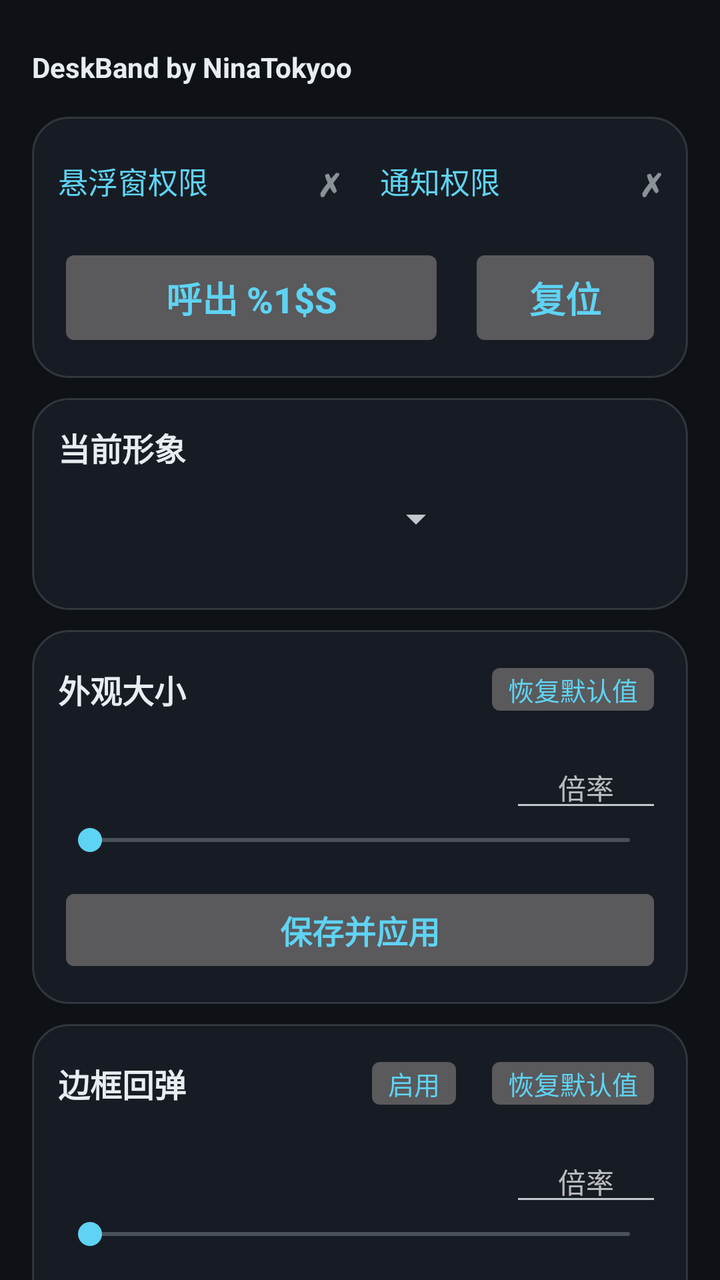
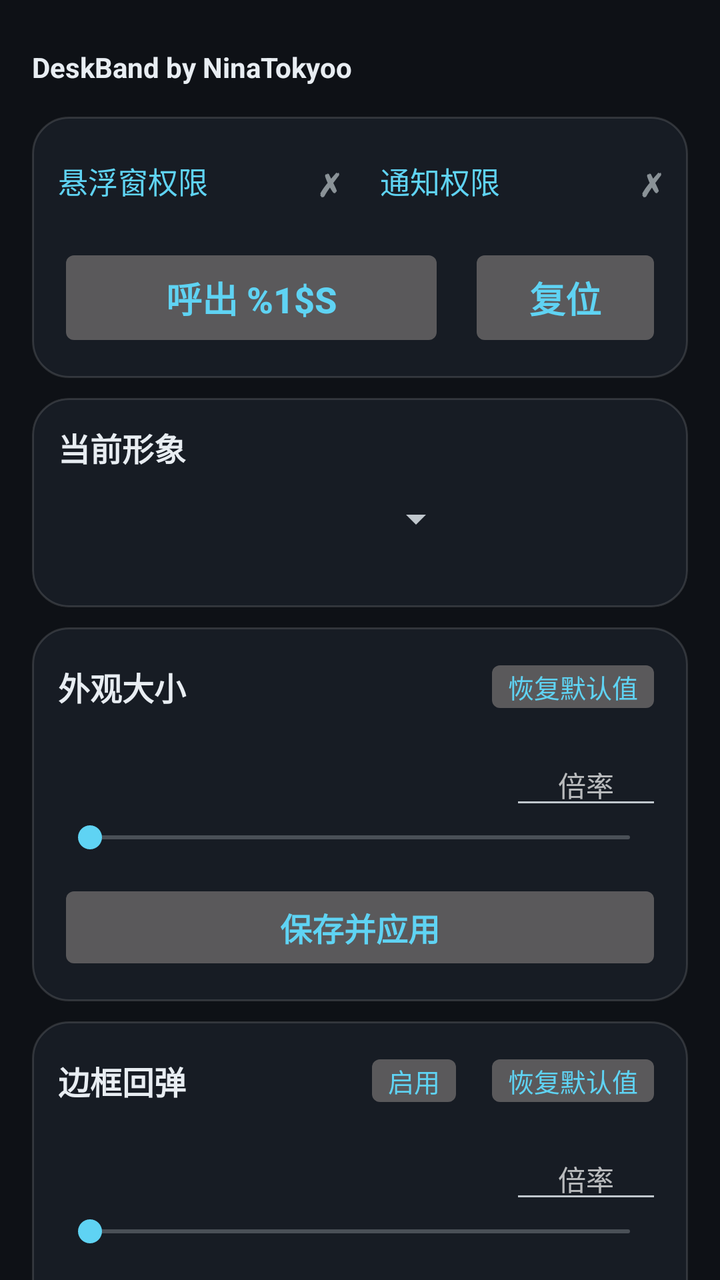

Compare the two renders of this Android layout. The source of the first and the diff that turns it into the second are given below.
<!-- AndroidManifest.xml: application theme AppTheme -->
<!-- res/layout/activity_main.xml -->
<?xml version="1.0" encoding="utf-8"?>
<ScrollView xmlns:android="http://schemas.android.com/apk/res/android"
    android:id="@+id/root"
    android:layout_width="match_parent"
    android:layout_height="match_parent"
    android:fillViewport="true"
    android:focusableInTouchMode="true"
    android:background="@color/bg"
    android:scrollbars="none">

    <LinearLayout
        android:layout_width="match_parent"
        android:layout_height="wrap_content"
        android:orientation="vertical"
        android:paddingTop="8dp"
        android:paddingBottom="28dp">

        
        <TextView
            android:id="@+id/txtTitle"
            android:layout_width="match_parent"
            android:layout_height="wrap_content"
            android:layout_marginStart="16dp"
            android:layout_marginEnd="16dp"
            android:layout_marginTop="18dp"
            android:layout_marginBottom="6dp"
            android:maxLines="1"
            android:includeFontPadding="false"
            android:text="@string/ui_title"
            android:textColor="@color/text_primary"
            android:textStyle="bold" />

        
        <LinearLayout style="@style/Card" android:tag="card" android:layout_marginStart="16dp" android:layout_marginEnd="16dp">

            
            <LinearLayout
                android:layout_width="match_parent"
                android:layout_height="wrap_content"
                android:orientation="horizontal"
                android:baselineAligned="false">

                <LinearLayout
                    android:id="@+id/rowOverlay"
                    android:layout_width="0dp"
                    android:layout_height="wrap_content"
                    android:layout_weight="1"
                    android:orientation="horizontal"
                    android:gravity="center_vertical"
                    android:background="?android:attr/selectableItemBackground"
                    android:paddingTop="8dp"
                    android:paddingBottom="8dp">

                    <TextView
                        android:id="@+id/txtPermOverlay"
                        android:layout_width="0dp"
                        android:layout_height="wrap_content"
                        android:layout_weight="1"
                        android:maxLines="1"
                        android:ellipsize="end"
                        android:text="@string/perm_overlay"
                        android:textColor="@color/accent"
                        android:textSize="15sp" />

                    <TextView
                        android:id="@+id/markOverlay"
                        android:layout_width="wrap_content"
                        android:layout_height="wrap_content"
                        android:layout_marginStart="6dp"
                        android:textSize="16sp"
                        android:textStyle="bold"
                        android:text="@string/perm_missing_mark" />
                </LinearLayout>

                <LinearLayout
                    android:id="@+id/rowNotify"
                    android:layout_width="0dp"
                    android:layout_height="wrap_content"
                    android:layout_weight="1"
                    android:layout_marginStart="20dp"
                    android:orientation="horizontal"
                    android:gravity="center_vertical"
                    android:background="?android:attr/selectableItemBackground"
                    android:paddingTop="8dp"
                    android:paddingBottom="8dp">

                    <TextView
                        android:id="@+id/txtPermNotify"
                        android:layout_width="0dp"
                        android:layout_height="wrap_content"
                        android:layout_weight="1"
                        android:maxLines="1"
                        android:ellipsize="end"
                        android:text="@string/perm_notify"
                        android:textColor="@color/accent"
                        android:textSize="15sp" />

                    <TextView
                        android:id="@+id/markNotify"
                        android:layout_width="wrap_content"
                        android:layout_height="wrap_content"
                        android:layout_marginStart="6dp"
                        android:textSize="16sp"
                        android:textStyle="bold"
                        android:text="@string/perm_missing_mark" />
                </LinearLayout>
            </LinearLayout>

            
            <LinearLayout
                android:layout_width="match_parent"
                android:layout_height="wrap_content"
                android:layout_marginTop="12dp"
                android:orientation="horizontal"
                android:baselineAligned="false">

                <Button
                    android:id="@+id/btnToggle"
                    style="@style/BigButton"
                    android:layout_width="0dp"
                    android:layout_height="match_parent"
                    android:layout_weight="2"
                    android:layout_marginTop="0dp"
                    android:maxLines="1"
                    android:ellipsize="end"
                    android:text="@string/btn_summon" />

                <Button
                    android:id="@+id/btnReset"
                    style="@style/BigButton"
                    android:layout_width="0dp"
                    android:layout_height="match_parent"
                    android:layout_weight="1"
                    android:layout_marginTop="0dp"
                    android:layout_marginStart="12dp"
                    android:maxLines="1"
                    android:text="@string/btn_reset" />
            </LinearLayout>
        </LinearLayout>

        
        <LinearLayout
            style="@style/Card"
            android:tag="card"
            android:padding="0dp"
            android:clipToOutline="true"
            android:layout_marginStart="16dp"
            android:layout_marginEnd="16dp">

            <FrameLayout
                android:layout_width="match_parent"
                android:layout_height="wrap_content">

                <LinearLayout
                    android:layout_width="match_parent"
                    android:layout_height="wrap_content"
                    android:orientation="vertical"
                    android:padding="13dp">

                    <TextView
                        style="@style/CardTitle"
                        android:text="@string/section_skin" />

                    <Spinner
                        android:id="@+id/spinnerSkin"
                        android:layout_width="match_parent"
                        android:layout_height="wrap_content"
                        android:layout_marginTop="12dp"
                        android:layout_marginEnd="99dp"
                        android:popupAnimationStyle="@style/SpinnerPopupAnim" />
                </LinearLayout>

                
                <ImageView
                    android:id="@+id/imgCornerPreview"
                    android:layout_width="104dp"
                    android:layout_height="104dp"
                    android:layout_gravity="end|bottom"
                    android:layout_marginEnd="2dp"
                    android:layout_marginBottom="2dp"
                    android:scaleType="matrix"
                    android:clickable="false"
                    android:focusable="false"
                    android:importantForAccessibility="no" />
            </FrameLayout>
        </LinearLayout>

        
        <LinearLayout style="@style/Card" android:tag="card" android:layout_marginStart="16dp" android:layout_marginEnd="16dp">

            <LinearLayout style="@style/CardTitleRow">

                <TextView
                    style="@style/CardTitle"
                    android:layout_width="0dp"
                    android:layout_weight="1"
                    android:text="@string/section_look" />

                <Button
                    android:id="@+id/btnResetSize"
                    style="@style/CardAction"
                    android:text="@string/restore_default" />
            </LinearLayout>

            
            <LinearLayout
                android:layout_width="match_parent"
                android:layout_height="wrap_content"
                android:layout_marginTop="12dp"
                android:orientation="horizontal"
                android:gravity="center_vertical">

                <TextView
                    android:id="@+id/txtSize"
                    android:layout_width="0dp"
                    android:layout_height="wrap_content"
                    android:layout_weight="1"
                    android:maxLines="1"
                    android:ellipsize="end"
                    android:textColor="@color/text_secondary"
                    android:textSize="13sp" />

                <EditText
                    android:id="@+id/editSize"
                    android:layout_width="76dp"
                    android:layout_height="wrap_content"
                    android:layout_marginStart="10dp"
                    android:inputType="numberDecimal"
                    android:imeOptions="actionDone"
                    android:maxLength="5"
                    android:textSize="14sp"
                    android:gravity="center"
                    android:hint="@string/size_input" />
            </LinearLayout>

            <SeekBar
                android:id="@+id/seekSize"
                android:layout_width="match_parent"
                android:layout_height="wrap_content" />

            <Button
                android:id="@+id/btnSaveSize"
                style="@style/PrimaryButton"
                android:text="@string/save_apply" />
        </LinearLayout>

        
        <LinearLayout style="@style/Card" android:tag="card" android:layout_marginStart="16dp" android:layout_marginEnd="16dp">

            <LinearLayout style="@style/CardTitleRow">

                <TextView
                    style="@style/CardTitle"
                    android:layout_width="0dp"
                    android:layout_weight="1"
                    android:text="@string/section_bounce" />

                
                <Button
                    android:id="@+id/btnBounceToggle"
                    style="@style/CardAction"
                    android:text="@string/bounce_on" />

                <Button
                    android:id="@+id/btnResetBounce"
                    style="@style/CardAction"
                    android:text="@string/restore_default" />
            </LinearLayout>

            
            <LinearLayout
                android:layout_width="match_parent"
                android:layout_height="wrap_content"
                android:layout_marginTop="12dp"
                android:orientation="horizontal"
                android:gravity="center_vertical">

                <TextView
                    android:id="@+id/txtBounceAmp"
                    android:layout_width="0dp"
                    android:layout_height="wrap_content"
                    android:layout_weight="1"
                    android:maxLines="1"
                    android:ellipsize="end"
                    android:textColor="@color/text_secondary"
                    android:textSize="13sp" />

                <EditText
                    android:id="@+id/editBounceAmp"
                    android:layout_width="76dp"
                    android:layout_height="wrap_content"
                    android:layout_marginStart="10dp"
                    android:inputType="numberDecimal"
                    android:imeOptions="actionDone"
                    android:maxLength="5"
                    android:textSize="14sp"
                    android:gravity="center"
                    android:hint="@string/bounce_amp_input" />
            </LinearLayout>

            <SeekBar
                android:id="@+id/seekBounceAmp"
                android:layout_width="match_parent"
                android:layout_height="wrap_content" />

            
            <LinearLayout
                android:layout_width="match_parent"
                android:layout_height="wrap_content"
                android:layout_marginTop="8dp"
                android:orientation="horizontal"
                android:gravity="center_vertical">

                <TextView
                    android:id="@+id/txtBounceMs"
                    android:layout_width="0dp"
                    android:layout_height="wrap_content"
                    android:layout_weight="1"
                    android:maxLines="1"
                    android:ellipsize="end"
                    android:textColor="@color/text_secondary"
                    android:textSize="13sp" />

                <EditText
                    android:id="@+id/editBounceMs"
                    android:layout_width="76dp"
                    android:layout_height="wrap_content"
                    android:layout_marginStart="10dp"
                    android:inputType="numberDecimal"
                    android:imeOptions="actionDone"
                    android:maxLength="5"
                    android:textSize="14sp"
                    android:gravity="center"
                    android:hint="@string/bounce_ms_input" />
            </LinearLayout>

            <SeekBar
                android:id="@+id/seekBounceMs"
                android:layout_width="match_parent"
                android:layout_height="wrap_content" />

            <Button
                android:id="@+id/btnSaveBounce"
                style="@style/PrimaryButton"
                android:text="@string/save_apply" />
        </LinearLayout>

        
        <LinearLayout style="@style/Card" android:tag="card" android:layout_marginStart="16dp" android:layout_marginEnd="16dp">

            <TextView
                style="@style/CardTitle"
                android:text="@string/section_notify" />

            <EditText
                android:id="@+id/editNotify"
                android:layout_width="match_parent"
                android:layout_height="wrap_content"
                android:layout_marginTop="12dp"
                android:inputType="text"
                android:imeOptions="actionDone"
                android:maxLength="40"
                android:maxLines="2"
                android:textSize="15sp"
                android:hint="@string/notify_input" />

            <TextView
                android:id="@+id/txtNotifyCount"
                android:layout_width="match_parent"
                android:layout_height="wrap_content"
                android:layout_marginTop="4dp"
                android:textColor="@color/text_secondary"
                android:textSize="12sp" />

            <Button
                android:id="@+id/btnSaveNotify"
                style="@style/PrimaryButton"
                android:layout_marginTop="10dp"
                android:text="@string/save_apply" />
        </LinearLayout>

        
        <LinearLayout
            style="@style/Card"
            android:tag="card"
            android:layout_marginStart="16dp"
            android:layout_marginEnd="16dp">

            <TextView
                style="@style/CardTitle"
                android:text="@string/section_theme" />

            <Spinner
                android:id="@+id/spinnerTheme"
                android:layout_width="match_parent"
                android:layout_height="wrap_content"
                android:layout_marginTop="12dp"
                android:popupAnimationStyle="@style/SpinnerPopupAnim" />
        </LinearLayout>
    </LinearLayout>
</ScrollView>
<!-- resources referenced by this layout -->
<resources>
  <color name="accent">#5FD3F3</color>
  <color name="bg">#0E1116</color>
  <color name="text_primary">#E8EDF2</color>
  <color name="text_secondary">#93A1B0</color>
  <string name="bounce_amp_input">倍率</string>
  <string name="bounce_ms_input">倍率</string>
  <string name="bounce_on">启用</string>
  <string name="btn_reset">复位</string>
  <string name="btn_summon">呼出 %1$s</string>
  <string name="notify_input">留空使用默认文案</string>
  <string name="perm_missing_mark">✗</string>
  <string name="perm_notify">通知权限</string>
  <string name="perm_overlay">悬浮窗权限</string>
  <string name="restore_default">恢复默认值</string>
  <string name="save_apply">保存并应用</string>
  <string name="section_bounce">边框回弹</string>
  <string name="section_look">外观大小</string>
  <string name="section_notify">通知栏内容</string>
  <string name="section_skin">当前形象</string>
  <string name="section_theme">外观模式</string>
  <string name="size_input">倍率</string>
  <string name="ui_title">DeskBand by NinaTokyoo</string>
  <style name="BigButton" parent="PrimaryButton">
          <item name="android:textSize">18sp</item>
          <item name="android:paddingTop">14dp</item>
          <item name="android:paddingBottom">14dp</item>
          <item name="android:layout_marginTop">12dp</item>
      </style>
  <style name="Card">
          <item name="android:layout_width">match_parent</item>
          <item name="android:layout_height">wrap_content</item>
          <item name="android:orientation">vertical</item>
          <item name="android:background">@drawable/card_bg</item>
          <item name="android:padding">13dp</item>
          <item name="android:layout_marginTop">10dp</item>
      </style>
  <style name="CardTitle">
          <item name="android:layout_width">wrap_content</item>
          <item name="android:layout_height">wrap_content</item>
          <item name="android:textColor">@color/text_primary</item>
          <item name="android:textSize">16sp</item>
          <item name="android:textStyle">bold</item>
      </style>
  <style name="CardTitleRow">
          <item name="android:layout_width">match_parent</item>
          <item name="android:layout_height">wrap_content</item>
          <item name="android:orientation">horizontal</item>
          <item name="android:gravity">center_vertical</item>
      </style>
  <style name="PrimaryButton">
          <item name="android:layout_width">match_parent</item>
          <item name="android:layout_height">wrap_content</item>
          <item name="android:layout_marginTop">12dp</item>
          <item name="android:textColor">@color/accent</item>
          <item name="android:textSize">16sp</item>
          <item name="android:textStyle">bold</item>
          <item name="android:paddingTop">11dp</item>
          <item name="android:paddingBottom">11dp</item>
          <item name="android:stateListAnimator">@null</item>
      </style>
  <style name="SpinnerPopupAnim">
          <item name="android:windowEnterAnimation">@android:anim/fade_in</item>
          <item name="android:windowExitAnimation">@android:anim/fade_out</item>
      </style>
  <style name="AppTheme" parent="@android:style/Theme.DeviceDefault.NoActionBar">
          <item name="android:windowBackground">@color/bg</item>
          <item name="android:colorAccent">@color/accent</item>
          <item name="android:statusBarColor">@android:color/transparent</item>
          <item name="android:navigationBarColor">@android:color/transparent</item>
          <item name="android:windowLightStatusBar">false</item>
      </style>
  <!-- drawable card_bg (drawable) -->
  <?xml version="1.0" encoding="utf-8"?>
  <shape xmlns:android="http://schemas.android.com/apk/res/android"
      android:shape="rectangle">
      <solid android:color="@color/card" />
      <corners android:radius="18dp" />
      <stroke android:width="1dp" android:color="@color/card_stroke" />
  </shape>
  <color name="card">#171C24</color>
  <color name="card_stroke">#22FFFFFF</color>
  <!-- unchanged entries left out for length: 1 -->
</resources>

<!-- the commit's change to res/layout/activity_main.xml (unified diff, before → after) -->
@@ -4,8 +4,9 @@
     android:layout_width="match_parent"
     android:layout_height="match_parent"
     android:fillViewport="true"
-    android:focusableInTouchMode="true"
     android:background="@color/bg"
+    android:overScrollMode="ifContentScrolls"
+    android:scrollbarAlwaysDrawVerticalTrack="false"
     android:scrollbars="none">
 
     <LinearLayout
@@ -176,8 +177,8 @@
                     android:layout_width="104dp"
                     android:layout_height="104dp"
                     android:layout_gravity="end|bottom"
-                    android:layout_marginEnd="2dp"
-                    android:layout_marginBottom="2dp"
+                    android:layout_marginEnd="0.75dp"
+                    android:layout_marginBottom="0.75dp"
                     android:scaleType="matrix"
                     android:clickable="false"
                     android:focusable="false"
